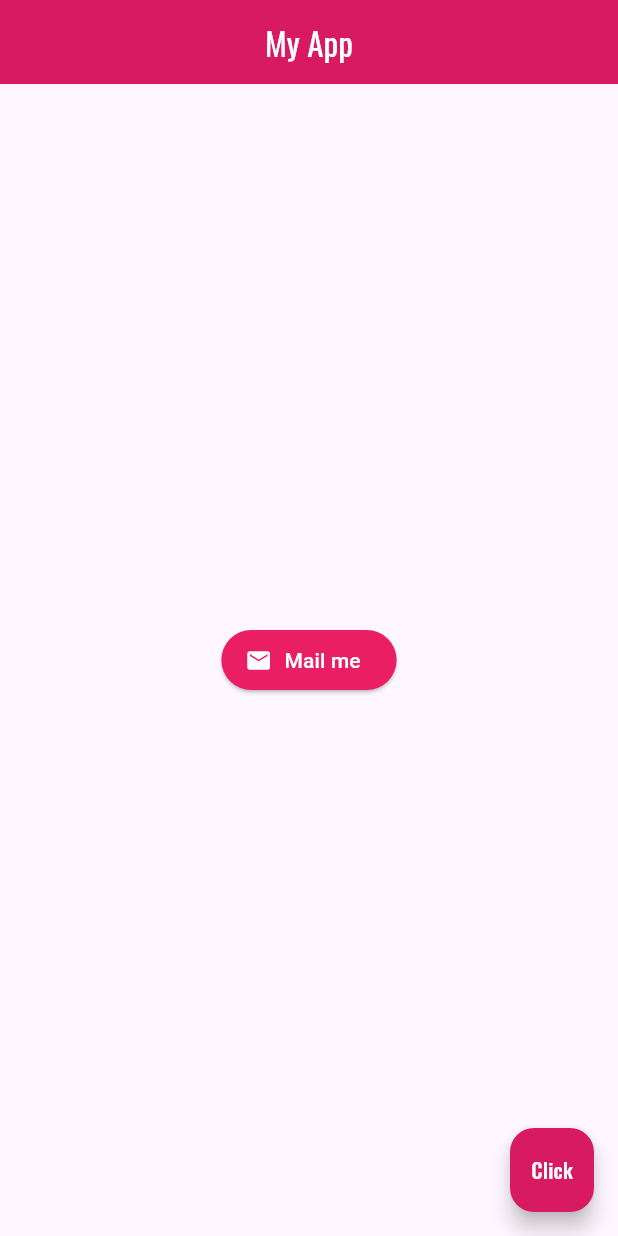
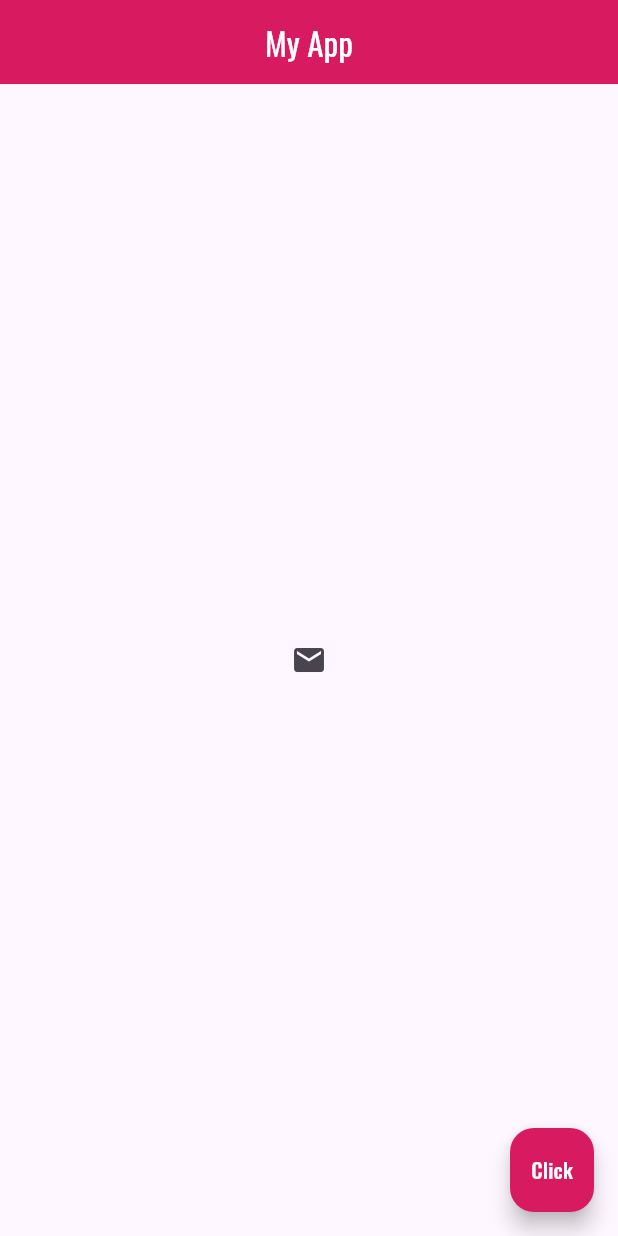
Before and after one commit to chaitraboggaram/Flutter-App, a Flutter app: the screen it shows after launch, on a phone screen of 412 x 824 dp. Run offline on Flutter 3.47's test engine with Material 3 defaults, Android fonts, the phone set to English and light mode, and no system bars.

Commit message:
Playing with buttons and icons

```diff
--- a/myapp/lib/main.dart
+++ b/myapp/lib/main.dart
@@ -20,24 +20,12 @@ class Home extends StatelessWidget {
         backgroundColor: Colors.pink[600],
       ),
       body: Center(
-        child: ElevatedButton.icon(
+        child: IconButton(
           onPressed: () {
-            print("You clicked me"); // On click will display this in console
+            print("You clicked me");
           },
-          icon: Icon(
-            Icons.mail,
-            color: Colors.white,
-          ), // Corrected line: wrap Icons.mail with Icon widget
-          label: Text(
-            'Mail me',
-            style: TextStyle(
-              color: Colors.white,
-            ),
-          ), // Uncommented line: added label for visible content
-          style: ElevatedButton.styleFrom(
-            primary: Colors.pink,
-          ),
-        ),
+          icon: Icon(Icons.mail),
+        )
       ),
       floatingActionButton: FloatingActionButton(
         onPressed: () {},
```
Also changed, not shown: 1 other file.
